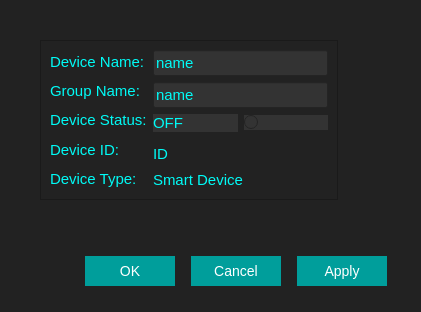
v-pereskokov/Jarvis, file GUI/GUI/settingsdialogwindow.ui: the form before one commit.
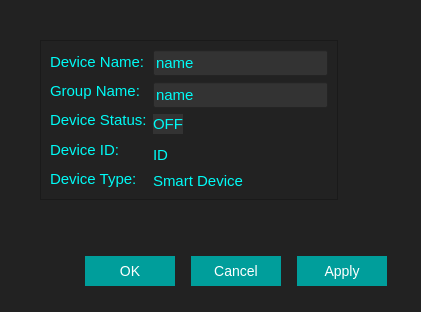
The form after the commit.

```diff
--- a/GUI/GUI/settingsdialogwindow.ui
+++ b/GUI/GUI/settingsdialogwindow.ui
@@ -255,21 +255,43 @@
        </widget>
       </item>
       <item>
-       <widget class="QRadioButton" name="statusRadioButton">
-        <property name="font">
-         <font>
-          <pointsize>11</pointsize>
-         </font>
-        </property>
+       <widget class="QPushButton" name="statusButton">
         <property name="styleSheet">
-         <string notr="true">background-color: #333;
-color: #00FBF6;</string>
+         <string notr="true">QPushButton {
+border: none;
+text-align: center;
+background-repeat: none; 
+color:#00FBF6;
+font: 14px;
+}
+QPushButton:hover {
+background-color: #004A49;
+} </string>
         </property>
         <property name="text">
          <string/>
         </property>
+        <property name="checkable">
+         <bool>false</bool>
+        </property>
+        <property name="flat">
+         <bool>false</bool>
+        </property>
        </widget>
       </item>
+      <item>
+       <spacer name="horizontalSpacer_2">
+        <property name="orientation">
+         <enum>Qt::Horizontal</enum>
+        </property>
+        <property name="sizeHint" stdset="0">
+         <size>
+          <width>40</width>
+          <height>20</height>
+         </size>
+        </property>
+       </spacer>
+      </item>
      </layout>
     </item>
     <item row="0" column="1">
```
